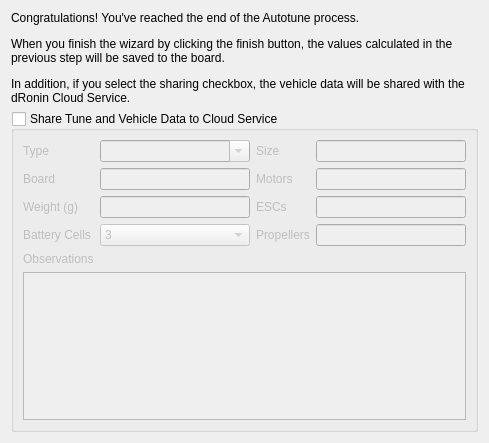
Old version of the form ground/gcs/src/plugins/config/autotunefinalpage.ui in the repository d-ronin/dRonin.
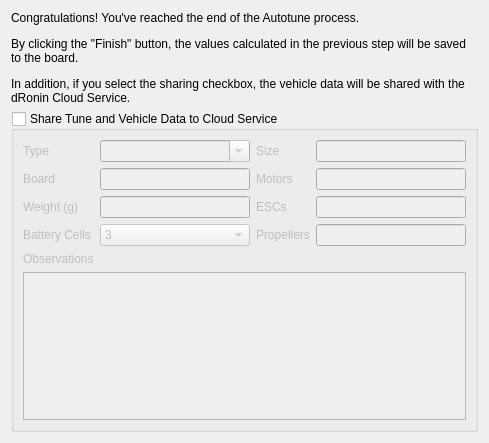
New version of the form.

Commit message: autotune wizard: "Done" button on OSX

What changed in the file:
```diff
--- a/ground/gcs/src/plugins/config/autotunefinalpage.ui
+++ b/ground/gcs/src/plugins/config/autotunefinalpage.ui
@@ -17,7 +17,7 @@
    <item>
     <widget class="QLabel" name="label">
      <property name="text">
-      <string>&lt;html&gt;&lt;head/&gt;&lt;body&gt;&lt;p&gt;Congratulations! You've reached the end of the Autotune process.&lt;/p&gt;&lt;p&gt;When you finish the wizard by clicking the finish button, the values calculated in the previous step will be saved to the board. &lt;/p&gt;&lt;p&gt;In addition, if you select the sharing checkbox, the vehicle data will be shared with the dRonin Cloud Service.&lt;/p&gt;&lt;/body&gt;&lt;/html&gt;</string>
+      <string>&lt;html&gt;&lt;head/&gt;&lt;body&gt;&lt;p&gt;Congratulations! You've reached the end of the Autotune process.&lt;/p&gt;&lt;p&gt;By clicking the "Finish" button, the values calculated in the previous step will be saved to the board. &lt;/p&gt;&lt;p&gt;In addition, if you select the sharing checkbox, the vehicle data will be shared with the dRonin Cloud Service.&lt;/p&gt;&lt;/body&gt;&lt;/html&gt;</string>
      </property>
      <property name="wordWrap">
       <bool>true</bool>
```
Left out of the diff: 2 changed lines with no effect on the pictures. The commit also changes 1 other file.
